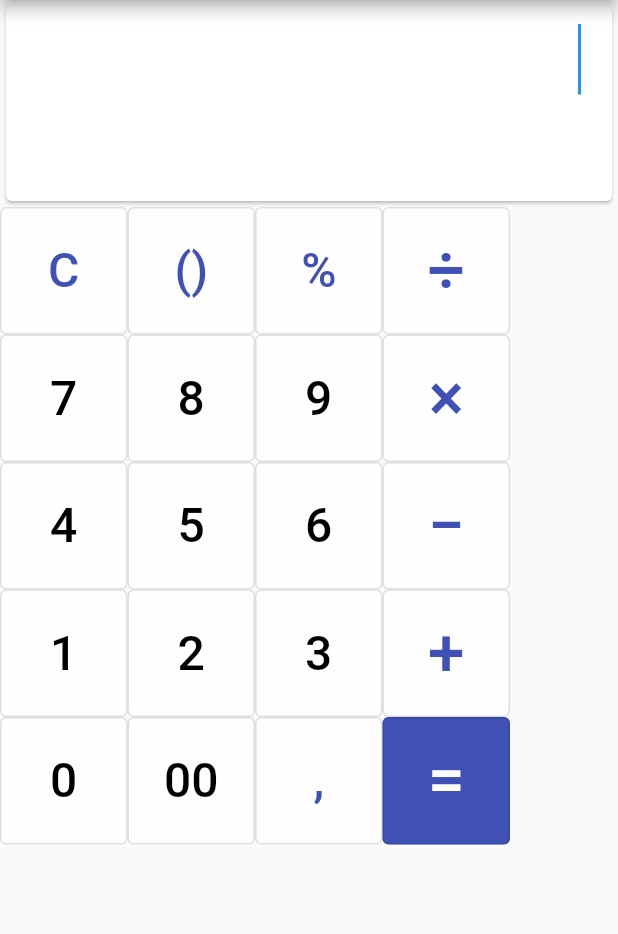
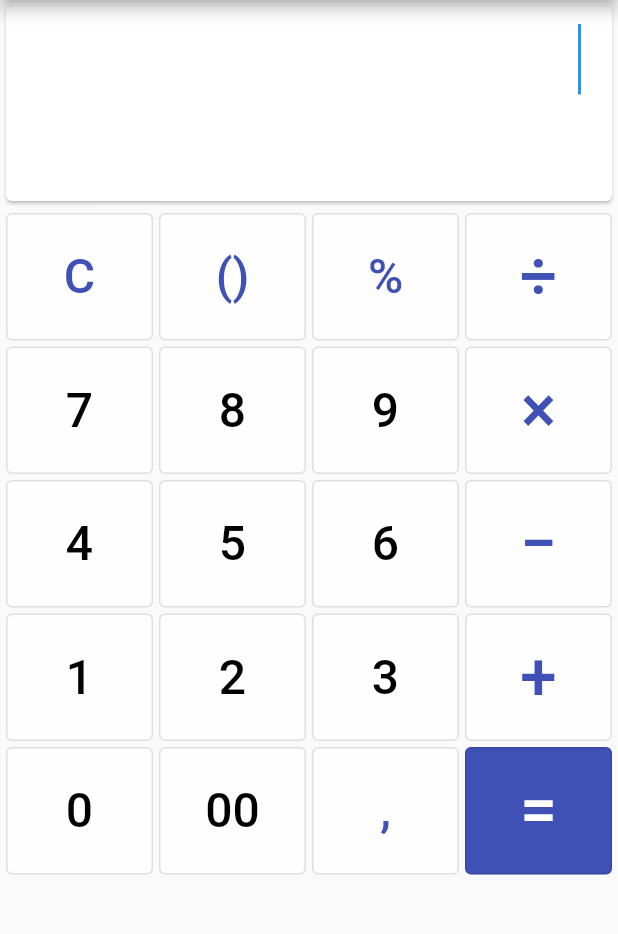
Before and after one commit to ttdatt/da-calc, a Flutter app: the screen it shows after launch, on a phone screen of 412 x 824 dp, the part 84-1018 px from its top. Run offline on Flutter 3.47's test engine with Material 2 defaults, Android fonts, the phone set to English and light mode, and no system bars; our stand-ins replace flutter_bloc, math_expressions.

Commit message:
add spacing for num pad

```diff
--- a/lib/calculator/view/calculator_screen.dart
+++ b/lib/calculator/view/calculator_screen.dart
@@ -1,6 +1,8 @@
 import 'package:da_calc/calculator/cubit/calculator_cubit.dart';
 import 'package:flutter/material.dart';
 import 'package:flutter_bloc/flutter_bloc.dart';
+
+const SPACING = 4.0;
 
 class CalculatorWidget extends StatelessWidget {
   const CalculatorWidget({super.key});
@@ -16,8 +18,10 @@ class CalculatorWidget extends StatelessWidget {
           body: Column(
             children: [
               const ExpressionDisplay(),
+              const SizedBox(height: SPACING),
               Row(
                 children: [
+                  const SizedBox(width: SPACING),
                   CalculatorButton(
                     text: 'C',
                     onPressed: (cubit) {
@@ -26,100 +30,127 @@ class CalculatorWidget extends StatelessWidget {
                     textStyle:
                         const TextStyle(fontSize: 32, color: Colors.indigo),
                   ),
+                  const SizedBox(width: SPACING),
                   const CalculatorButton(
                     text: '()',
                     textStyle: TextStyle(fontSize: 32, color: Colors.indigo),
                   ),
+                  const SizedBox(width: SPACING),
                   const CalculatorButton(
                     text: '%',
                     char: '%',
                     textStyle: TextStyle(fontSize: 32, color: Colors.indigo),
                   ),
+                  const SizedBox(width: SPACING),
                   const CalculatorButton(
                     text: '\u00F7',
                     char: '\u00F7',
                     textStyle: TextStyle(fontSize: 44, color: Colors.indigo),
                   ),
+                  const SizedBox(width: SPACING),
                 ],
               ),
+              const SizedBox(height: SPACING),
               Row(
                 children: const [
+                  SizedBox(width: SPACING),
                   CalculatorButton(
                     text: '7',
                     textStyle: TextStyle(fontSize: 32, color: Colors.black),
                   ),
+                  SizedBox(width: SPACING),
                   CalculatorButton(
                     text: '8',
                     textStyle: TextStyle(fontSize: 32, color: Colors.black),
                   ),
+                  SizedBox(width: SPACING),
                   CalculatorButton(
                     text: '9',
                     textStyle: TextStyle(fontSize: 32, color: Colors.black),
                   ),
+                  SizedBox(width: SPACING),
                   CalculatorButton(
                     text: '\u00D7',
                     char: '\u00D7',
                     textStyle: TextStyle(fontSize: 44, color: Colors.indigo),
                   ),
+                  SizedBox(width: SPACING),
                 ],
               ),
+              const SizedBox(height: SPACING),
               Row(
                 children: const [
+                  SizedBox(width: SPACING),
                   CalculatorButton(
                     text: '4',
                     textStyle: TextStyle(fontSize: 32, color: Colors.black),
                   ),
+                  SizedBox(width: SPACING),
                   CalculatorButton(
                     text: '5',
                     textStyle: TextStyle(fontSize: 32, color: Colors.black),
                   ),
+                  SizedBox(width: SPACING),
                   CalculatorButton(
                     text: '6',
                     textStyle: TextStyle(fontSize: 32, color: Colors.black),
                   ),
+                  SizedBox(width: SPACING),
                   CalculatorButton(
                     text: '\u2212',
                     char: '-',
                     textStyle: TextStyle(fontSize: 44, color: Colors.indigo),
                   ),
+                  SizedBox(width: SPACING),
                 ],
               ),
+              const SizedBox(height: SPACING),
               Row(
                 children: const [
+                  SizedBox(width: SPACING),
                   CalculatorButton(
                     text: '1',
                     textStyle: TextStyle(fontSize: 32, color: Colors.black),
                   ),
+                  SizedBox(width: SPACING),
                   CalculatorButton(
                     text: '2',
                     textStyle: TextStyle(fontSize: 32, color: Colors.black),
                   ),
+                  SizedBox(width: SPACING),
                   CalculatorButton(
                     text: '3',
                     textStyle: TextStyle(fontSize: 32, color: Colors.black),
                   ),
+                  SizedBox(width: SPACING),
                   CalculatorButton(
                     text: '+',
                     char: '+',
                     textStyle: TextStyle(fontSize: 44, color: Colors.indigo),
                   ),
+                  SizedBox(width: SPACING),
                 ],
               ),
+              const SizedBox(height: SPACING),
               Row(
                 children: [
+                  SizedBox(width: SPACING),
                   const CalculatorButton(
                     text: '0',
                     textStyle: TextStyle(fontSize: 32, color: Colors.black),
                   ),
+                  SizedBox(width: SPACING),
                   const CalculatorButton(
                     text: '00',
                     textStyle: TextStyle(fontSize: 32, color: Colors.black),
                   ),
+                  SizedBox(width: SPACING),
                   const CalculatorButton(
                     text: ',',
                     char: '.',
                     textStyle: TextStyle(fontSize: 32, color: Colors.indigo),
                   ),
+                  SizedBox(width: SPACING),
                   CalculatorButton(
                     text: '=',
                     onPressed: (cubit) {
@@ -130,6 +161,7 @@ class CalculatorWidget extends StatelessWidget {
                     textStyle:
                         const TextStyle(fontSize: 44, color: Colors.white),
                   ),
+                  SizedBox(width: SPACING),
                 ],
               )
             ],
@@ -203,7 +235,9 @@ class CalculatorButton extends StatelessWidget {
 
   @override
   Widget build(BuildContext context) {
-    return Container(
+    return Expanded(
+      flex: 1,
+      child: Container(
           constraints: const BoxConstraints(minWidth: 85, minHeight: 85),
           child: OutlinedButton(
             style: buttonStyle ??
@@ -216,6 +250,7 @@ class CalculatorButton extends StatelessWidget {
               }
             },
             child: Text(text, style: textStyle),
-        ));
+          )),
+    );
   }
 }
```
Also changed, not shown: lib/calculator/cubit/calculator_cubit.dart (+36 -14 lines), lib/calculator_observer.dart (+9 -9 lines), lib/main.dart (+4 -4 lines). Lines whose indentation alone changed are shown as unchanged.
